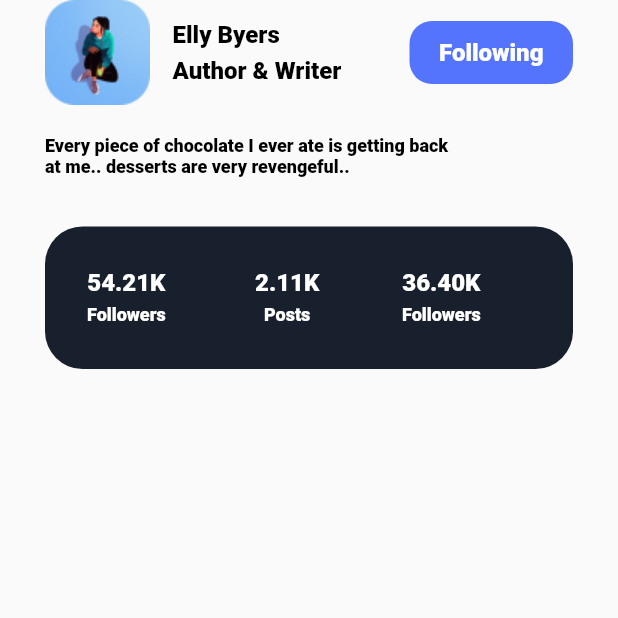
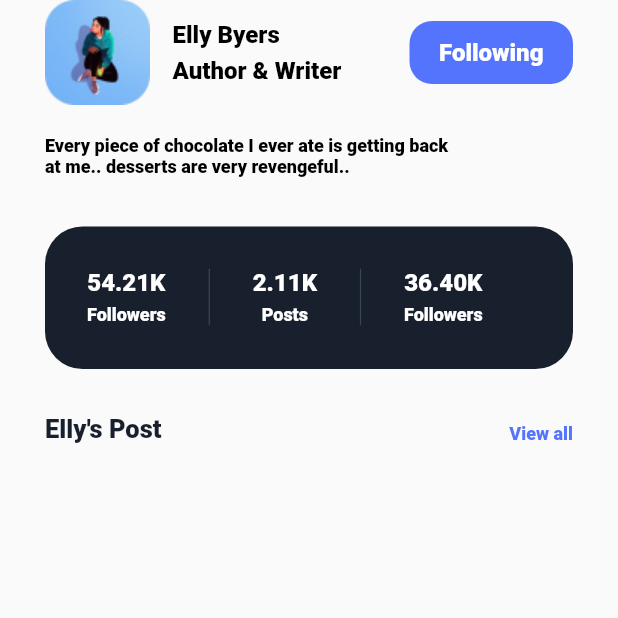
Before and after one commit to Emyeeeel/mobile_news_app, a Flutter app: the screen it shows after launch, on a phone screen of 412 x 824 dp, the top half of it. Run offline on Flutter 3.47's test engine with Material 2 defaults, Android fonts, the phone set to English and light mode, and no system bars; our stand-ins replace device_preview, flutter_svg; Roboto replaces fonts that are missing (Gellix).

Commit message:
added vertical listview widget frame (no content just yet), finished 2nd and 3rd content of main column for screen3.dart

```diff
--- a/lib/screens/screen3.dart
+++ b/lib/screens/screen3.dart
@@ -128,9 +128,11 @@ class _ProfilescreenState extends State<Profilescreen> {
                           borderRadius: BorderRadius.circular(25),
                           color: const Color(0xFF19202D)),
                     ),
-                    const Padding(
-                      padding: EdgeInsets.all(28),
-                      child: Column(
+                    Padding(
+                      padding: const EdgeInsets.all(28),
+                      child: Row(
+                        children: [
+                          const Column(
                             children: [
                               Text(
                                 '54.21K',
@@ -155,10 +157,20 @@ class _ProfilescreenState extends State<Profilescreen> {
                               ),
                             ],
                           ),
+                          const SizedBox(
+                            width: 28,
                           ),
-                    const Padding(
-                      padding: EdgeInsets.fromLTRB(140, 28, 28, 28),
-                      child: Column(
+                          SizedBox(
+                            child: SvgPicture.asset(
+                              'assets/svg/vertical_divider.svg',
+                              height: 38,
+                              width: 2,
+                            ),
+                          ),
+                          const SizedBox(
+                            width: 28,
+                          ),
+                          const Column(
                             children: [
                               Text(
                                 '2.11K',
@@ -183,11 +195,20 @@ class _ProfilescreenState extends State<Profilescreen> {
                               ),
                             ],
                           ),
+                          const SizedBox(
+                            width: 28,
                           ),
-                    // vertical divider
-                    const Padding(
-                      padding: EdgeInsets.fromLTRB(238, 28, 28, 28),
-                      child: Column(
+                          SizedBox(
+                            child: SvgPicture.asset(
+                              'assets/svg/vertical_divider.svg',
+                              height: 38,
+                              width: 2,
+                            ),
+                          ),
+                          const SizedBox(
+                            width: 28,
+                          ),
+                          const Column(
                             children: [
                               Text(
                                 '36.40K',
@@ -212,10 +233,52 @@ class _ProfilescreenState extends State<Profilescreen> {
                               ),
                             ],
                           ),
+                        ],
+                      ),
                     )
                   ],
                 ),
               ],
+            ),
+            const SizedBox(
+              height: 30,
+            ),
+            const Padding(
+              padding: EdgeInsets.fromLTRB(0, 0, 30, 0),
+              child: Row(
+                crossAxisAlignment: CrossAxisAlignment.start,
+                children: [
+                  Text(
+                    'Elly\'s Post',
+                    style: TextStyle(
+                      fontFamily: 'Gellix',
+                      fontSize: 17,
+                      fontWeight: FontWeight.w800,
+                      color: Color(0xFF19202D),
+                    ),
+                  ),
+                  Spacer(),
+                  Column(
+                    children: [
+                      SizedBox(
+                        height: 6,
+                      ),
+                      Text(
+                        'View all',
+                        style: TextStyle(
+                          fontFamily: 'Gellix',
+                          fontSize: 12,
+                          fontWeight: FontWeight.w800,
+                          color: Color(0xFF5474FD),
+                        ),
+                      ),
+                    ],
+                  ),
+                ],
+              ),
+            ),
+            const SizedBox(
+              height: 19,
             )
           ],
         ),
```
Also changed, not shown: lib/listviewWidgets.dart (+93 -0 lines). Lines whose indentation alone changed are shown as unchanged.
